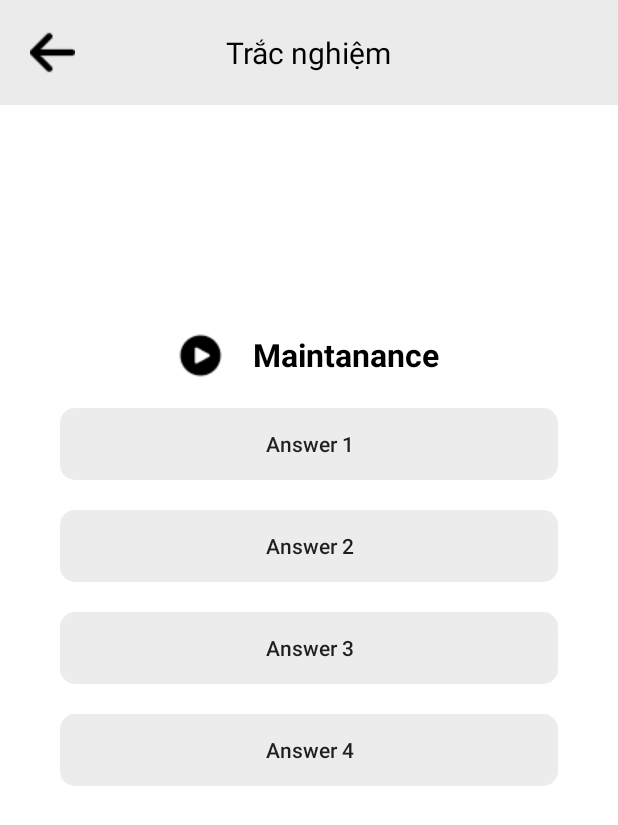
After one commit to yagita2104/ESH, an Android app: the layout activity_quiz_screen.xml on its own in the app's theme, with its tools: preview values and no code run, on a phone screen of 412 x 824 dp. The commit adds this screen. Shown: the top 825 px of the screen. Run offline under Robolectric (Android 15) with nearby library versions, the phone set to English and light mode, and no system bars.

Commit message:
Update: Trắc nghiệm, xử lý data với json

```diff
--- a/app/build.gradle.kts
+++ b/app/build.gradle.kts
@@ -39,4 +39,5 @@ dependencies {
 
     //Các thư viện thêm khi code
     implementation("de.hdodenhof:circleimageview:3.1.0") //tạo ảnh hình tròn
+    implementation("com.google.code.gson:gson:2.9.0")
 }
--- a/app/src/main/AndroidManifest.xml
+++ b/app/src/main/AndroidManifest.xml
@@ -12,6 +12,9 @@
         android:supportsRtl="true"
         android:theme="@style/Theme.ESH"
         tools:targetApi="31">
+        <activity
+            android:name=".activity.home.exercise.QuizScreen"
+            android:exported="false" />
         <activity
             android:name=".activity.settings.FeedbackScreen"
             android:exported="false" />
--- a/app/src/main/java/com/yagita/esh/model/Vocabulary.java
+++ b/app/src/main/java/com/yagita/esh/model/Vocabulary.java
@@ -1,4 +1,6 @@
 package com.yagita.esh.model;
+
+import java.io.Serializable;
 
 public class Vocabulary {
     private String word;
--- a/app/src/main/res/layout/activity_exercise_screen.xml
+++ b/app/src/main/res/layout/activity_exercise_screen.xml
@@ -42,6 +42,7 @@
         android:layout_margin="20dip"
         android:layout_centerInParent="true">
         <androidx.appcompat.widget.AppCompatButton
+            android:id="@+id/btnQuiz"
             android:layout_width="130dp"
             android:layout_height="100dp"
             android:text="Trắc nghiệm"
--- /dev/null
+++ b/app/src/main/res/layout/activity_quiz_screen.xml
@@ -0,0 +1,119 @@
+<?xml version="1.0" encoding="utf-8"?>
+<LinearLayout xmlns:android="http://schemas.android.com/apk/res/android"
+    xmlns:app="http://schemas.android.com/apk/res-auto"
+    xmlns:tools="http://schemas.android.com/tools"
+    android:layout_width="match_parent"
+    android:layout_height="match_parent"
+    android:orientation="vertical"
+    tools:context=".activity.home.exercise.QuizScreen">
+    <FrameLayout
+        android:layout_width="match_parent"
+        android:layout_height="wrap_content"
+        android:background="#ebebeb">
+        <FrameLayout
+            android:layout_width="match_parent"
+            android:layout_height="wrap_content"
+            android:layout_margin="20dp">
+            <ImageView
+                android:id="@+id/btnBackQuiz"
+                android:layout_width="30dp"
+                android:layout_height="30dp"
+                android:layout_gravity="start|center_vertical"
+                android:src="@drawable/ic_button_back" />
+            <TextView
+                android:layout_width="wrap_content"
+                android:layout_height="wrap_content"
+                android:layout_gravity="center"
+                android:text="Trắc nghiệm"
+                android:textColor="@color/black"
+                android:textSize="20sp" />
+        </FrameLayout>
+    </FrameLayout>
+    <LinearLayout
+        android:layout_width="match_parent"
+        android:layout_height="match_parent"
+        android:gravity="center_vertical"
+        android:orientation="vertical"
+        android:layout_marginBottom="50dp">
+        <TextView
+            android:id="@+id/txtQuizText"
+            android:layout_width="wrap_content"
+            android:layout_height="wrap_content"
+            android:layout_gravity="center"
+            android:textSize="21sp"
+            android:textColor="@color/black"
+            android:textStyle="bold"
+            android:text="Maintanance"
+            android:layout_margin="10dp"
+            app:drawableLeftCompat="@drawable/ic_volume"
+            android:drawablePadding="20dp" />
+        <androidx.appcompat.widget.AppCompatButton
+            android:id="@+id/btnQuizAnswer0"
+            android:layout_width="match_parent"
+            android:layout_height="wrap_content"
+            android:padding="10dp"
+            android:layout_marginTop="10dp"
+            android:layout_marginBottom="10dp"
+            android:layout_marginLeft="40dp"
+            android:layout_marginRight="40dp"
+            android:background="@drawable/rectangle"
+            android:backgroundTint="@color/bottom_nav"
+            android:text="Answer 1"
+            android:textAllCaps="false"/>
+        <androidx.appcompat.widget.AppCompatButton
+            android:id="@+id/btnQuizAnswer1"
+            android:layout_width="match_parent"
+            android:layout_height="wrap_content"
+            android:padding="10dp"
+            android:layout_marginTop="10dp"
+            android:layout_marginBottom="10dp"
+            android:layout_marginLeft="40dp"
+            android:layout_marginRight="40dp"
+            android:background="@drawable/rectangle"
+            android:backgroundTint="@color/bottom_nav"
+            android:text="Answer 2"
+            android:textAllCaps="false"/>
+        <androidx.appcompat.widget.AppCompatButton
+            android:id="@+id/btnQuizAnswer2"
+            android:layout_width="match_parent"
+            android:layout_height="wrap_content"
+            android:padding="10dp"
+            android:layout_marginTop="10dp"
+            android:layout_marginBottom="10dp"
+            android:layout_marginLeft="40dp"
+            android:layout_marginRight="40dp"
+            android:background="@drawable/rectangle"
+            android:backgroundTint="@color/bottom_nav"
+            android:text="Answer 3"
+            android:textAllCaps="false"/>
+        <androidx.appcompat.widget.AppCompatButton
+            android:id="@+id/btnQuizAnswer3"
+            android:layout_width="match_parent"
+            android:layout_height="wrap_content"
+            android:padding="10dp"
+            android:layout_marginTop="10dp"
+            android:layout_marginBottom="10dp"
+            android:layout_marginLeft="40dp"
+            android:layout_marginRight="40dp"
+            android:background="@drawable/rectangle"
+            android:backgroundTint="@color/bottom_nav"
+            android:text="Answer 4"
+            android:textAllCaps="false"/>
+
+        <androidx.appcompat.widget.AppCompatButton
+            android:id="@+id/btnNextQuiz"
+            android:visibility="invisible"
+            android:layout_width="wrap_content"
+            android:layout_height="wrap_content"
+            android:layout_marginTop="50dp"
+            android:layout_gravity="center"
+            android:text="Next"
+            android:textAllCaps="false"
+            android:paddingLeft="40dp"
+            android:paddingRight="40dp"
+            android:backgroundTint="@color/home_color_button_1"/>
+    </LinearLayout>
+
+
+
+</LinearLayout>
--- a/app/src/main/res/layout/activity_vocab_screen.xml
+++ b/app/src/main/res/layout/activity_vocab_screen.xml
@@ -50,7 +50,10 @@
         <ImageView
             android:layout_width="30dip"
             android:layout_height="30dip"
-            android:layout_margin="18dip"
+            android:layout_marginStart="18dip"
+            android:layout_marginTop="18dip"
+            android:layout_marginEnd="18dip"
+            android:layout_marginBottom="18dip"
             android:src="@drawable/ic_volume" />
 
         <TextView
--- a/app/src/main/res/layout/fragment_home.xml
+++ b/app/src/main/res/layout/fragment_home.xml
@@ -66,7 +66,6 @@
         android:layout_marginBottom="20dip"
         android:gravity="center"
         android:orientation="vertical">
-
         <androidx.appcompat.widget.AppCompatButton
             android:id="@+id/btnVocabulary"
             android:layout_width="150dp"
--- a/app/src/main/res/layout/fragment_settings.xml
+++ b/app/src/main/res/layout/fragment_settings.xml
@@ -10,12 +10,12 @@
         android:layout_height="wrap_content"
         android:layout_alignParentTop="true"
         android:layout_centerInParent="true"
+        android:background="#ebebeb"
         android:gravity="center"
+        android:padding="15dp"
         android:text="Cài đặt"
         android:textColor="@color/black"
-        android:textSize="20sp"
-        android:padding="15dp"
-        android:background="#ebebeb"/>
+        android:textSize="20sp" />
     <LinearLayout
         android:layout_width="match_parent"
         android:layout_height="wrap_content"
```
Also changed, not shown: app/src/main/java/com/yagita/esh/activity/home/ExerciseScreen.java (+11 -1 lines), app/src/main/java/com/yagita/esh/activity/home/VocabScreen.java (+32 -16 lines), app/src/main/java/com/yagita/esh/activity/home/exercise/QuizScreen.java (added, +181 -0 lines), app/src/main/java/com/yagita/esh/json/DataVocab.java (added, +9 -0 lines), app/src/main/java/com/yagita/esh/json/JsonReader.java (added, +68 -0 lines), app/src/main/java/com/yagita/esh/json/JsonVocab.java (added, +69 -0 lines), app/src/main/java/com/yagita/esh/json/ListJsonVocab.java (added, +19 -0 lines), app/src/main/res/raw/data.json (added, +122 -0 lines).
